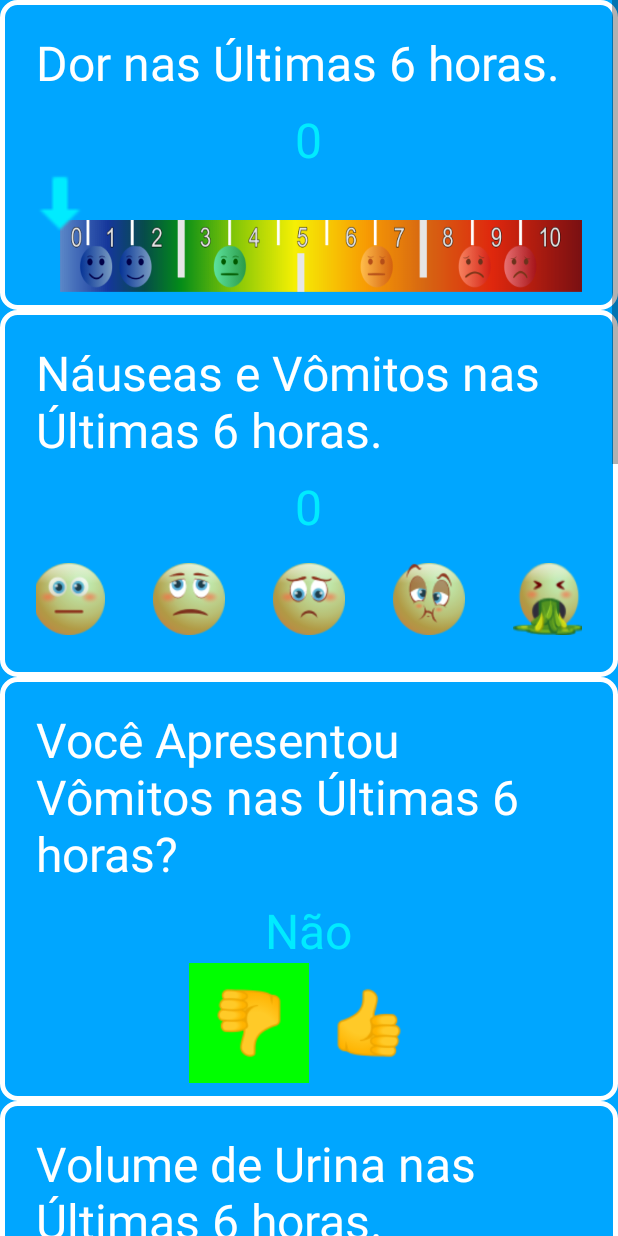
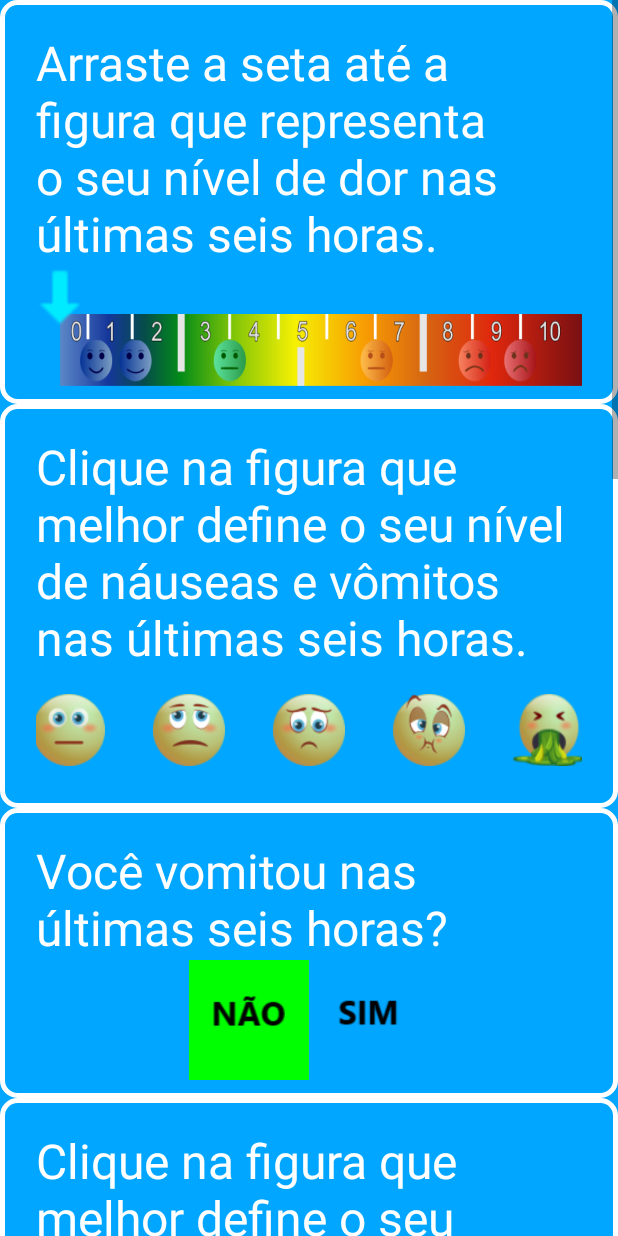
Before and after one commit to VictorGazzinelli/MobErasAndroid, an Android app: the FeedbackActivity screen opened directly, with no data from a screen before it, on a phone screen of 412 x 824 dp. Run offline under Robolectric (Android 15) with nearby library versions, the phone set to English and light mode, and no system bars.

Commit message:
Final Prototype Commit

```diff
--- a/app/src/main/res/layout/activity_feedback.xml
+++ b/app/src/main/res/layout/activity_feedback.xml
@@ -38,7 +38,8 @@
                 style="@style/SimpleText"
                 android:layout_gravity="center"
                 android:text="0"
-                android:textColor="@color/colorAccent"/>
+                android:textColor="@color/colorAccent"
+                android:visibility="gone"/>
 
             <FrameLayout
                 android:layout_width="match_parent"
@@ -91,7 +92,8 @@
                 style="@style/SimpleText"
                 android:layout_gravity="center"
                 android:text="0"
-                android:textColor="@color/colorAccent"/>
+                android:textColor="@color/colorAccent"
+                android:visibility="gone"/>
 
             <LinearLayout
                 android:layout_width="match_parent"
@@ -170,7 +172,8 @@
                 style="@style/SimpleText"
                 android:layout_gravity="center"
                 android:text="Não"
-                android:textColor="@color/colorAccent"/>
+                android:textColor="@color/colorAccent"
+                android:visibility="gone"/>
 
             <LinearLayout
                 android:layout_width="match_parent"
@@ -183,7 +186,7 @@
                     android:layout_height="80dp"
                     android:scaleType="fitXY"
                     android:padding="16dp"
-                    android:src="@raw/hand_no"
+                    android:src="@raw/no"
                     android:background="#00FF00"/>
 
                 <ImageButton
@@ -192,7 +195,7 @@
                     android:layout_height="80dp"
                     android:scaleType="fitXY"
                     android:padding="16dp"
-                    android:src="@raw/hand_yes"
+                    android:src="@raw/yes"
                     android:background="@color/colorPrimaryDark"/>
 
 
@@ -223,7 +226,8 @@
                 style="@style/SimpleText"
                 android:layout_gravity="center"
                 android:text="0"
-                android:textColor="@color/colorAccent"/>
+                android:textColor="@color/colorAccent"
+                android:visibility="gone"/>
 
             <LinearLayout
                 android:layout_width="match_parent"
@@ -302,7 +306,8 @@
                 style="@style/SimpleText"
                 android:layout_gravity="center"
                 android:text="Não"
-                android:textColor="@color/colorAccent"/>
+                android:textColor="@color/colorAccent"
+                android:visibility="gone"/>
 
             <LinearLayout
                 android:layout_width="match_parent"
@@ -315,7 +320,7 @@
                     android:layout_height="80dp"
                     android:scaleType="fitXY"
                     android:padding="16dp"
-                    android:src="@raw/hand_no"
+                    android:src="@raw/no"
                     android:background="#00FF00"/>
 
                 <ImageButton
@@ -324,7 +329,7 @@
                     android:layout_height="80dp"
                     android:scaleType="fitXY"
                     android:padding="16dp"
-                    android:src="@raw/hand_yes"
+                    android:src="@raw/yes"
                     android:background="@color/colorPrimaryDark"/>
 
 
@@ -355,7 +360,8 @@
                 style="@style/SimpleText"
                 android:layout_gravity="center"
                 android:text="Não"
-                android:textColor="@color/colorAccent"/>
+                android:textColor="@color/colorAccent"
+                android:visibility="gone"/>
 
             <LinearLayout
                 android:layout_width="match_parent"
@@ -368,7 +374,7 @@
                     android:layout_height="80dp"
                     android:scaleType="fitXY"
                     android:padding="16dp"
-                    android:src="@raw/hand_no"
+                    android:src="@raw/no"
                     android:background="#00FF00"/>
 
                 <ImageButton
@@ -377,7 +383,7 @@
                     android:layout_height="80dp"
                     android:scaleType="fitXY"
                     android:padding="16dp"
-                    android:src="@raw/hand_yes"
+                    android:src="@raw/yes"
                     android:background="@color/colorPrimaryDark"/>
 
 
@@ -408,7 +414,8 @@
                 style="@style/SimpleText"
                 android:layout_gravity="center"
                 android:text="0"
-                android:textColor="@color/colorAccent"/>
+                android:textColor="@color/colorAccent"
+                android:visibility="gone"/>
 
             <LinearLayout
                 android:layout_width="match_parent"
@@ -487,7 +494,8 @@
                 style="@style/SimpleText"
                 android:layout_gravity="center"
                 android:text="0"
-                android:textColor="@color/colorAccent"/>
+                android:textColor="@color/colorAccent"
+                android:visibility="gone"/>
 
             <LinearLayout
                 android:layout_width="match_parent"
--- a/app/src/main/res/values/strings.xml
+++ b/app/src/main/res/values/strings.xml
@@ -1,11 +1,11 @@
 <resources>
     <string name="app_name">MobEras</string>
-    <string name="question_pain">Dor nas Últimas 6 horas.</string>
-    <string name="question_nausea">Náuseas e Vômitos nas Últimas 6 horas.</string>
-    <string name="question_nausea_presence">Você Apresentou Vômitos nas Últimas 6 horas?</string>
-    <string name="question_flatus_presence">Você Apresentou Flatulências nas Últimas 6 horas?</string>
-    <string name="question_stool_presence">Você Apresentou Fezes nas Últimas 6 horas?</string>
-    <string name="question_diuresis">Volume de Urina nas Últimas 6 horas. </string>
-    <string name="question_diet">O Quanto você conseguiu comer e beber nas últimas 6 horas.</string>
-    <string name="question_general_health">Como você se sentiu de forma geral nas últimas 6 horas.</string>
+    <string name="question_pain">Arraste a seta até a figura que representa o seu nível de dor nas últimas seis horas.</string>
+    <string name="question_nausea">Clique na figura que melhor define o seu nível de náuseas e vômitos nas últimas seis horas.</string>
+    <string name="question_nausea_presence">Você vomitou nas últimas seis horas?</string>
+    <string name="question_diuresis">Clique na figura que melhor define o seu volume de urina nas últimas seis horas.</string>
+    <string name="question_diet">Clique na figura que melhor representa o quanto você conseguiu comer e beber nas últimas seis horas.</string>
+    <string name="question_general_health">Clique na figura que melhor representa o quanto você se sentiu de maneira geral nas últimas seis horas.</string>
+    <string name="question_flatus_presence">Você eliminou gases nas últimas seis horas?</string>
+    <string name="question_stool_presence">Você eliminou fezes nas últimas seis horas?</string>
 </resources>
```
Also changed, not shown: app/src/main/res/raw/no.png (added), app/src/main/res/raw/yes.png (added).
